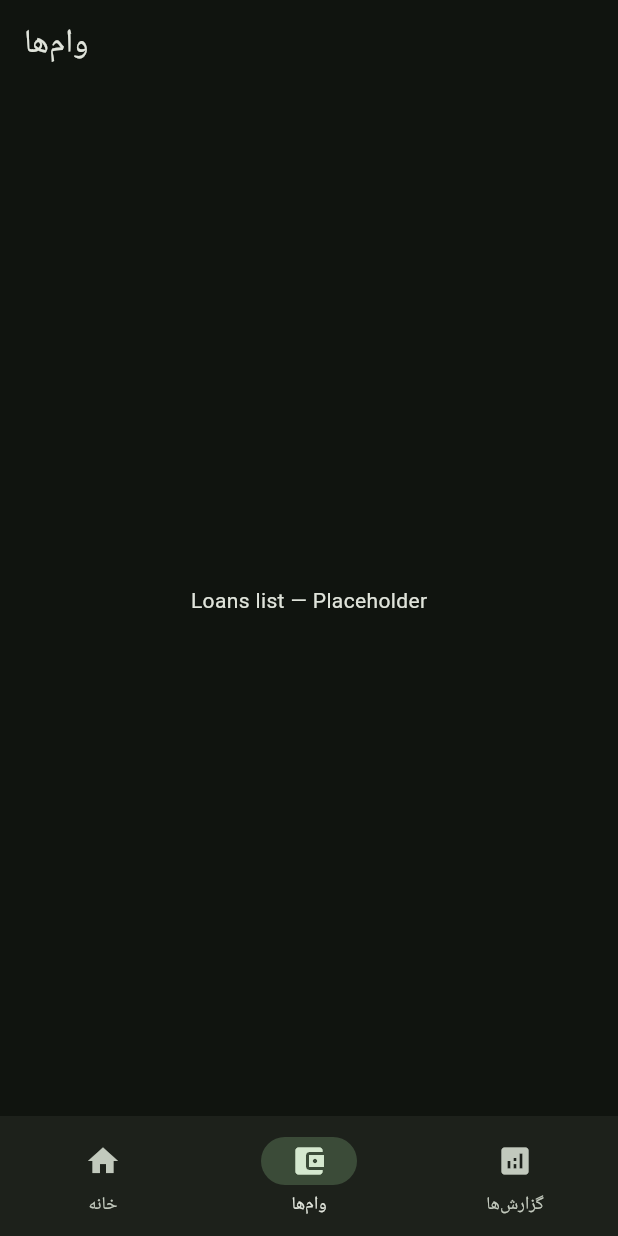
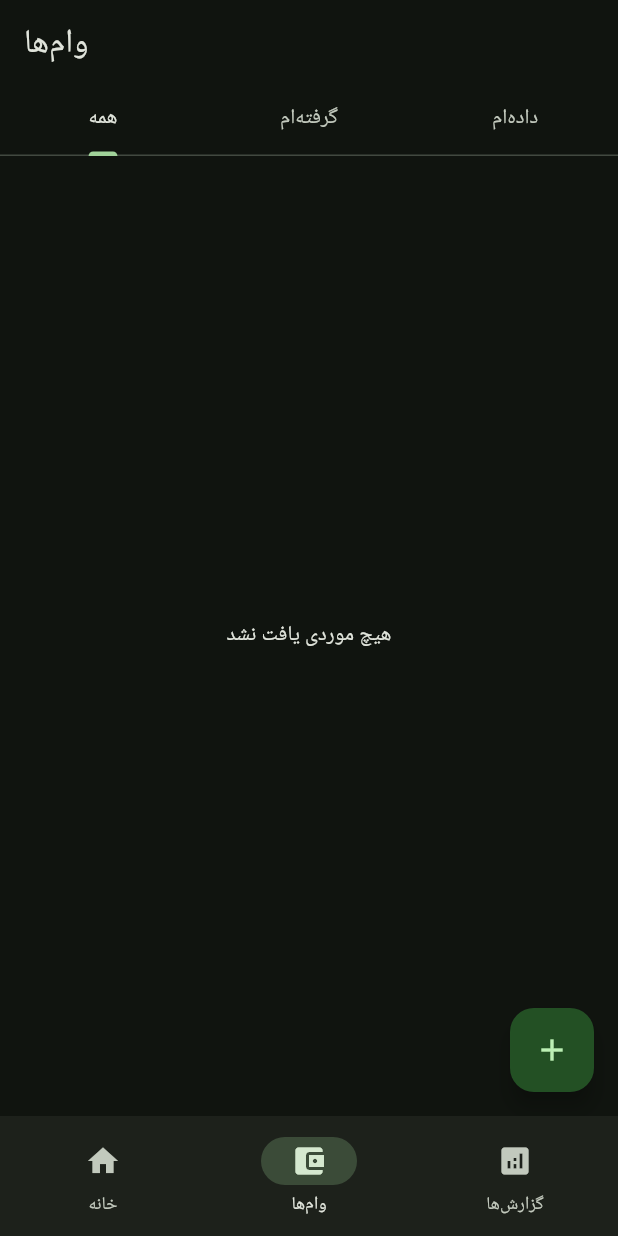
Before and after one commit to tahamoeini/debt_manager, a Flutter app: the screen it shows after launch, item 2 of the bottom bar chosen, on a phone screen of 412 x 824 dp. Run offline on Flutter 3.47's test engine with Material 3 defaults, Android fonts, the phone set to English and light mode, and no system bars; our stand-ins replace flutter_local_notifications, shamsi_date, sqflite; accounts and stored records are empty; statements that could not run were skipped.

Commit message:
Refactor LoansListScreen to StatefulWidget and implement loan summary loading with tabbed view

```diff
--- a/lib/features/loans/screens/loans_list_screen.dart
+++ b/lib/features/loans/screens/loans_list_screen.dart
@@ -1,12 +1,142 @@
 import 'package:flutter/material.dart';
 
-class LoansListScreen extends StatelessWidget {
+import '../../../core/db/database_helper.dart';
+import '../../loans/models/loan.dart';
+import '../../loans/models/installment.dart';
+import '../../loans/models/counterparty.dart';
+
+class LoansListScreen extends StatefulWidget {
   const LoansListScreen({super.key});
 
   @override
+  State<LoansListScreen> createState() => _LoansListScreenState();
+}
+
+class _LoanSummary {
+  final Loan loan;
+  final String counterpartyName;
+  final int remainingCount;
+  final int remainingAmount;
+
+  _LoanSummary({
+    required this.loan,
+    required this.counterpartyName,
+    required this.remainingCount,
+    required this.remainingAmount,
+  });
+}
+
+class _LoansListScreenState extends State<LoansListScreen> {
+  final _db = DatabaseHelper.instance;
+
+  Future<List<_LoanSummary>> _loadLoanSummaries(LoanDirection? direction) async {
+    final loans = await _db.getAllLoans(direction: direction);
+    final cps = await _db.getAllCounterparties();
+    final cpMap = {for (var c in cps) c.id ?? -1: c.name};
+
+    final List<_LoanSummary> result = [];
+    for (final loan in loans) {
+      if (loan.id == null) continue;
+      final installments = await _db.getInstallmentsByLoanId(loan.id!);
+      final unpaid = installments.where((i) => i.status != InstallmentStatus.paid).toList();
+      final remainingCount = unpaid.length;
+      final remainingAmount = unpaid.fold<int>(0, (s, i) => s + i.amount);
+      final cpName = cpMap[loan.counterpartyId] ?? '';
+
+      result.add(_LoanSummary(
+        loan: loan,
+        counterpartyName: cpName,
+        remainingCount: remainingCount,
+        remainingAmount: remainingAmount,
+      ));
+    }
+
+    return result;
+  }
+
+  String _directionLabel(LoanDirection dir) {
+    return dir == LoanDirection.borrowed ? 'گرفته‌ام' : 'داده‌ام';
+  }
+
+  String _toPersianDigits(int value) {
+    final map = {'0': '۰', '1': '۱', '2': '۲', '3': '۳', '4': '۴', '5': '۵', '6': '۶', '7': '۷', '8': '۸', '9': '۹'};
+    final s = value.toString();
+    return s.split('').map((c) => map[c] ?? c).join();
+  }
+
+  Widget _buildTabView(LoanDirection? filter) {
+    return FutureBuilder<List<_LoanSummary>>(
+      future: _loadLoanSummaries(filter),
+      builder: (context, snapshot) {
+        if (snapshot.connectionState != ConnectionState.done) return const Center(child: CircularProgressIndicator());
+        if (snapshot.hasError) return Center(child: Text('خطا: ${snapshot.error}'));
+        final items = snapshot.data ?? [];
+        if (items.isEmpty) return const Center(child: Text('هیچ موردی یافت نشد'));
+
+        return ListView.separated(
+          padding: const EdgeInsets.all(12),
+          itemCount: items.length,
+          separatorBuilder: (_, __) => const SizedBox(height: 8),
+          itemBuilder: (context, index) {
+            final s = items[index];
+            return Card(
+              child: ListTile(
+                title: Text(s.loan.title),
+                subtitle: Text('${s.counterpartyName} · ${_directionLabel(s.loan.direction)}'),
+                trailing: Column(
+                  mainAxisSize: MainAxisSize.min,
+                  crossAxisAlignment: CrossAxisAlignment.end,
+                  children: [
+                    Text('${_toPersianDigits(s.remainingCount)} اقساط'),
+                    const SizedBox(height: 4),
+                    Text(_toPersianDigits(s.remainingAmount)),
+                  ],
+                ),
+                onTap: () {
+                  if (s.loan.id != null) {
+                    Navigator.of(context).push(MaterialPageRoute(builder: (_) => LoanDetailScreen(loanId: s.loan.id!)));
+                  }
+                },
+              ),
+            );
+          },
+        );
+      },
+    );
+  }
+
+  @override
   Widget build(BuildContext context) {
-    return const Center(
-      child: Text('Loans list — Placeholder'),
+    return DefaultTabController(
+      length: 3,
+      child: Scaffold(
+        body: Column(
+          children: [
+            Material(
+              color: Colors.transparent,
+              child: TabBar(
+                labelColor: Theme.of(context).colorScheme.onSurface,
+                tabs: const [Tab(text: 'همه'), Tab(text: 'گرفته‌ام'), Tab(text: 'داده‌ام')],
+              ),
+            ),
+            Expanded(
+              child: TabBarView(
+                children: [
+                  _buildTabView(null),
+                  _buildTabView(LoanDirection.borrowed),
+                  _buildTabView(LoanDirection.lent),
+                ],
+              ),
+            ),
+          ],
+        ),
+        floatingActionButton: FloatingActionButton(
+          onPressed: () {
+            Navigator.of(context).push(MaterialPageRoute(builder: (_) => AddLoanScreen()));
+          },
+          child: const Icon(Icons.add),
+        ),
+      ),
     );
   }
 }
```
Also changed, not shown: lib/features/loans/screens/loan_detail_screen.dart (added).
